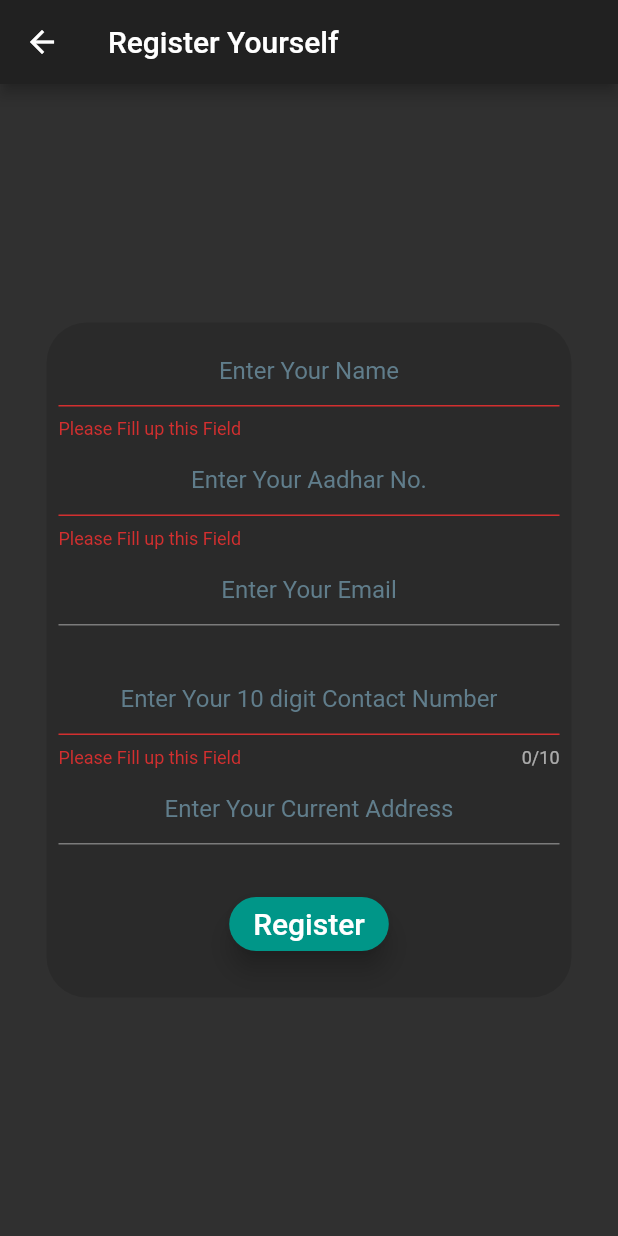
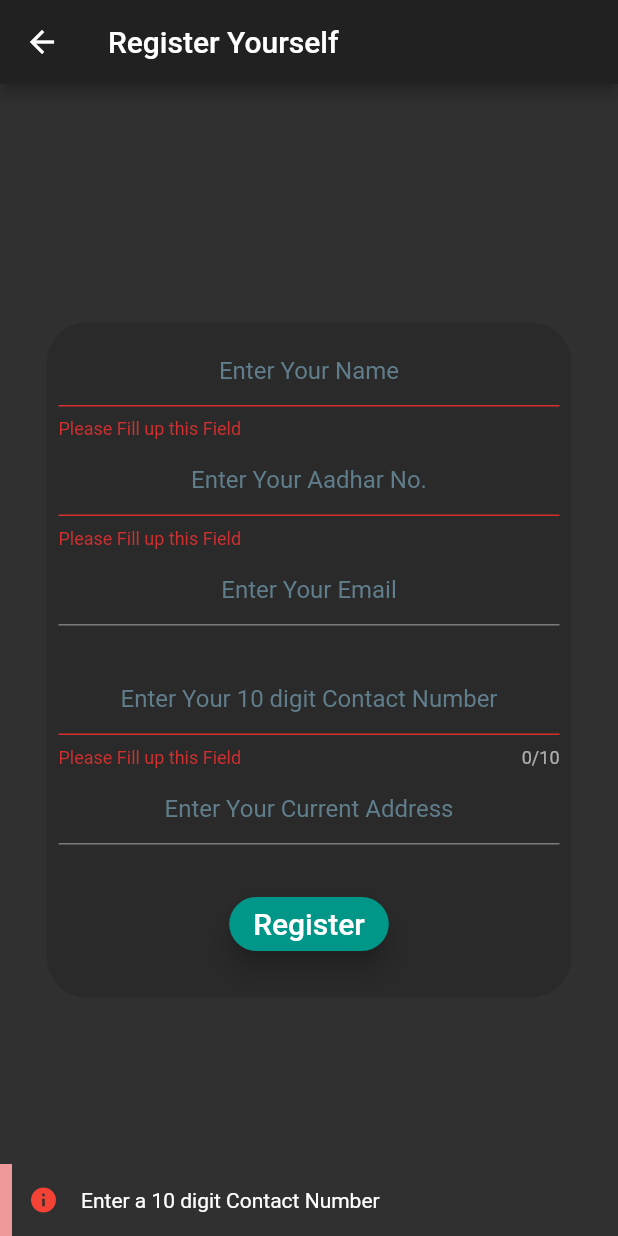
Before and after one commit to abhirup-deb/Policy_Selector, a Flutter app: the User_Signup screen opened by its route, after a tap on "Register", on a phone screen of 412 x 824 dp. Run offline on Flutter 3.47's test engine with Material 2 defaults, Android fonts, the light colour scheme and no system bars; our stand-ins replace flushbar; missing offline and left inert: flutter_otp.

Commit message:
Less than 10 digit error solved

```diff
--- a/lib/screens/User_Signup.dart
+++ b/lib/screens/User_Signup.dart
@@ -12,6 +12,7 @@ class _User_SignupState extends State<User_Signup>{
   bool _validate1 = false;
   bool _validate2 = false;
   bool _validate3 = false;
+  bool digit = false;
   final _name = TextEditingController();
   final _aadhar = TextEditingController();
   final _email = TextEditingController();
@@ -84,8 +85,23 @@ class _User_SignupState extends State<User_Signup>{
                     _name.text.isEmpty?_validate1=true:_validate1=false;
                     _aadhar.text.isEmpty?_validate2=true:_validate2=false;
                     _num.text.isEmpty?_validate3=true:_validate3=false;
+                    if(_num.text.length==10){
+                      digit = true;
+                    }
+                    else{
+                      Flushbar(
+                        message: "Enter a 10 digit Contact Number",
+                        icon: Icon(
+                          Icons.info,
+                          size: 20.0,
+                          color: Colors.red[500],
+                        ),
+                        duration: Duration(seconds: 5),
+                        leftBarIndicatorColor: Colors.red[200],
+                      )..show(context);
+                    }
                   });
-                  if(_validate1==false && _validate2==false && _validate3==false){
+                  if(_validate1==false && _validate2==false && _validate3==false && digit==true){
                     Navigator.pushNamed(context,User_Signin.id);
                   }
                 },
```
